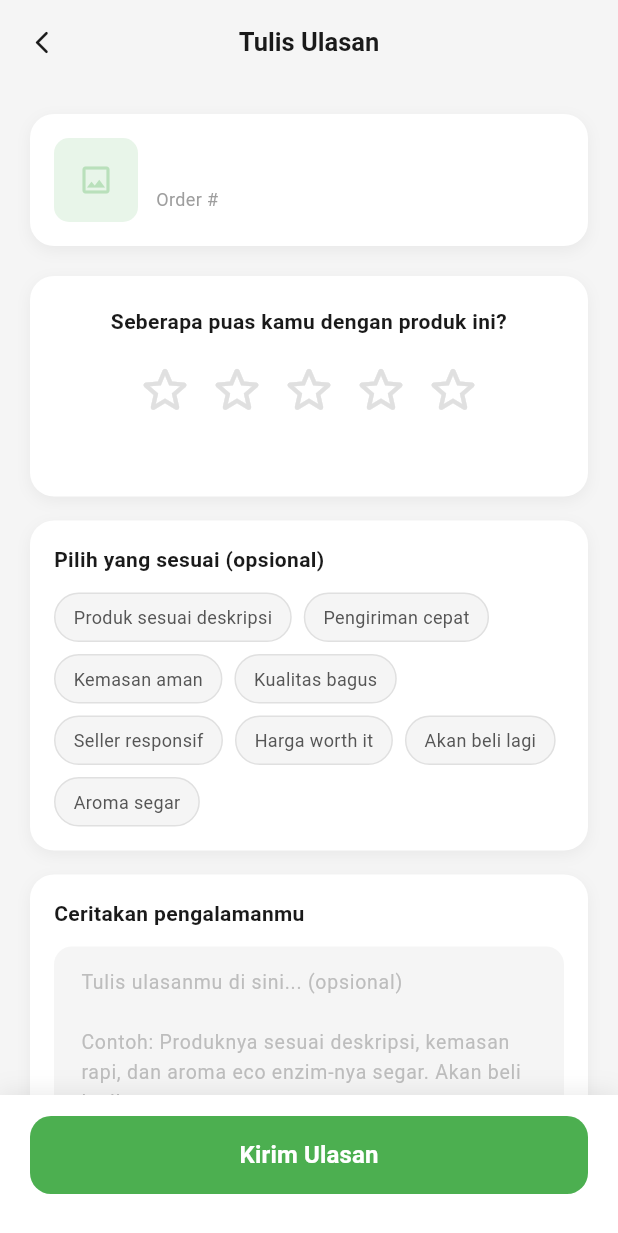
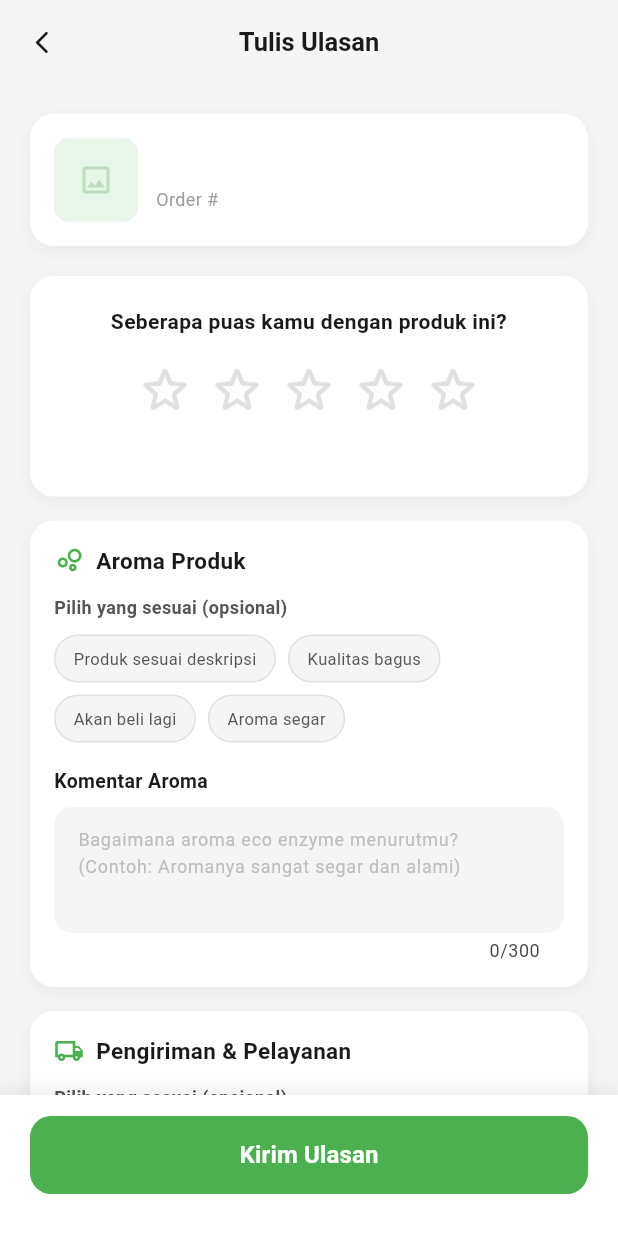
Before and after one commit to leoafif13/EnzyLife, a Flutter app: the UlasanScreen screen opened directly with empty values, on a phone screen of 412 x 824 dp. Shown: the top 1233 px of the screen. Run offline on Flutter 3.47's test engine with Material 3 defaults, Android fonts, the phone set to English and light mode, and no system bars; our stand-ins replace shared_preferences, youtube_player_iframe; missing offline and left inert: dart:js; accounts and stored records are empty.

Commit message:
fix feat ulasan

```diff
--- a/EnzyLife_Flutter/lib/profil/detail_riwayat_belanja_page.dart
+++ b/EnzyLife_Flutter/lib/profil/detail_riwayat_belanja_page.dart
@@ -305,6 +305,7 @@ class _DetailRiwayatBelanjaPageState extends State<DetailRiwayatBelanjaPage> {
                           existingRating: item.existingRating,
                           existingComment: item.existingComment,
                           existingTags: item.existingTags,
+                          isPickup: _order.metodePembayaran == 'COD' && _order.jenisCod == 'AMBIL_TEMPAT',
                         ),
                       ),
                     );
@@ -327,7 +328,7 @@ class _DetailRiwayatBelanjaPageState extends State<DetailRiwayatBelanjaPage> {
                   shape: RoundedRectangleBorder(borderRadius: BorderRadius.circular(12)),
                 ),
                 child: Text(
-                    _order.items.every((item) => item.isReviewed) ? 'Ubah Ulasan' : 'Beri Ulasan',
+                    _order.items.every((item) => item.isReviewed) ? 'Lihat Ulasan' : 'Beri Ulasan',
                     style: const TextStyle(fontSize: 13, fontWeight: FontWeight.w600)),
               ),
             ),
@@ -805,6 +806,7 @@ class _DetailRiwayatBelanjaPageState extends State<DetailRiwayatBelanjaPage> {
                                           existingRating: item.existingRating,
                                           existingComment: item.existingComment,
                                           existingTags: item.existingTags,
+                                          isPickup: order.metodePembayaran == 'COD' && order.jenisCod == 'AMBIL_TEMPAT',
                                         ),
                                       ),
                                     );
@@ -819,7 +821,7 @@ class _DetailRiwayatBelanjaPageState extends State<DetailRiwayatBelanjaPage> {
                                     shape: RoundedRectangleBorder(borderRadius: BorderRadius.circular(10)),
                                   ),
                                   child: const Text(
-                                    'Ubah',
+                                    'Lihat',
                                     style: TextStyle(fontSize: 12, fontWeight: FontWeight.w600),
                                   ),
                                 )
@@ -832,6 +834,7 @@ class _DetailRiwayatBelanjaPageState extends State<DetailRiwayatBelanjaPage> {
                                           productName: prod.name,
                                           orderId: order.id.toString(),
                                           productId: prod.id,
+                                          isPickup: order.metodePembayaran == 'COD' && order.jenisCod == 'AMBIL_TEMPAT',
                                         ),
                                       ),
                                     );
--- a/EnzyLife_Flutter/lib/profil/riwayat_belanja_page.dart
+++ b/EnzyLife_Flutter/lib/profil/riwayat_belanja_page.dart
@@ -499,6 +499,7 @@ class _OrderActions extends StatelessWidget {
                           existingRating: item.existingRating,
                           existingComment: item.existingComment,
                           existingTags: item.existingTags,
+                          isPickup: order.metodePembayaran == 'COD' && order.jenisCod == 'AMBIL_TEMPAT',
                         ),
                       ),
                     );
@@ -517,7 +518,7 @@ class _OrderActions extends StatelessWidget {
                   shape: RoundedRectangleBorder(borderRadius: BorderRadius.circular(10)),
                 ),
                 child: Text(
-                    order.items.every((item) => item.isReviewed) ? 'Ubah Ulasan' : 'Beri Ulasan',
+                    order.items.every((item) => item.isReviewed) ? 'Lihat Ulasan' : 'Beri Ulasan',
                     style: const TextStyle(fontSize: 13, fontWeight: FontWeight.w600)),
               ),
             ),
@@ -707,6 +708,7 @@ class _OrderActions extends StatelessWidget {
                                           existingRating: item.existingRating,
                                           existingComment: item.existingComment,
                                           existingTags: item.existingTags,
+                                          isPickup: order.metodePembayaran == 'COD' && order.jenisCod == 'AMBIL_TEMPAT',
                                         ),
                                       ),
                                     );
@@ -721,7 +723,7 @@ class _OrderActions extends StatelessWidget {
                                     shape: RoundedRectangleBorder(borderRadius: BorderRadius.circular(10)),
                                   ),
                                   child: const Text(
-                                    'Ubah',
+                                    'Lihat',
                                     style: TextStyle(fontSize: 12, fontWeight: FontWeight.w600),
                                   ),
                                 )
@@ -734,6 +736,7 @@ class _OrderActions extends StatelessWidget {
                                           productName: prod.name,
                                           orderId: order.id.toString(),
                                           productId: prod.id,
+                                          isPickup: order.metodePembayaran == 'COD' && order.jenisCod == 'AMBIL_TEMPAT',
                                         ),
                                       ),
                                     );
--- a/EnzyLife_Flutter/lib/profil/ulasan_page.dart
+++ b/EnzyLife_Flutter/lib/profil/ulasan_page.dart
@@ -10,6 +10,7 @@ class UlasanScreen extends StatefulWidget {
   final int? existingRating;
   final String? existingComment;
   final String? existingTags;
+  final bool isPickup;
 
   const UlasanScreen({
     super.key,
@@ -19,6 +20,7 @@ class UlasanScreen extends StatefulWidget {
     this.existingRating,
     this.existingComment,
     this.existingTags,
+    this.isPickup = false,
   });
 
   @override
@@ -28,8 +30,26 @@ class UlasanScreen extends StatefulWidget {
 class _UlasanScreenState extends State<UlasanScreen> {
   int _rating          = 0;
   bool _isLoading      = false;
-  final _ulasanCtrl    = TextEditingController();
-  final List<String>   _selectedTags = [];
+  final _komentarAromaCtrl = TextEditingController();
+  final _komentarPengirimanCtrl = TextEditingController();
+  final List<String>   _selectedAromaTags = [];
+  final List<String>   _selectedPengirimanTags = [];
+
+  bool get _isReadOnly => widget.existingRating != null;
+
+  // Tag cepat
+  static const _quickTagsAroma = [
+    'Produk sesuai deskripsi',
+    'Kualitas bagus',
+    'Akan beli lagi',
+    'Aroma segar',
+  ];
+
+  static const _quickTagsPengiriman = [
+    'Pengiriman cepat',
+    'Kemasan aman',
+    'Harga worth it',
+  ];
 
   @override
   void initState() {
@@ -38,31 +58,29 @@ class _UlasanScreenState extends State<UlasanScreen> {
       _rating = widget.existingRating!;
     }
     if (widget.existingComment != null) {
-      _ulasanCtrl.text = widget.existingComment!;
-    }
-    if (widget.existingTags != null && widget.existingTags!.isNotEmpty) {
-      final tags = widget.existingTags!.split(', ');
-      _selectedTags.addAll(tags.map((t) => t.trim()));
+      _komentarAromaCtrl.text = widget.existingComment!;
+      for (final tag in _quickTagsAroma) {
+        if (widget.existingComment!.contains(tag)) {
+          _selectedAromaTags.add(tag);
         }
       }
-
-  // Tag cepat
-  static const _quickTags = [
-    'Produk sesuai deskripsi',
-    'Pengiriman cepat',
-    'Kemasan aman',
-    'Kualitas bagus',
-    'Seller responsif',
-    'Harga worth it',
-    'Akan beli lagi',
-    'Aroma segar',
-  ];
+    }
+    if (!widget.isPickup && widget.existingTags != null) {
+      _komentarPengirimanCtrl.text = widget.existingTags!;
+      for (final tag in _quickTagsPengiriman) {
+        if (widget.existingTags!.contains(tag)) {
+          _selectedPengirimanTags.add(tag);
+        }
+      }
+    }
+  }
 
   static const _ratingLabels = ['', 'Sangat Buruk', 'Buruk', 'Cukup', 'Bagus', 'Sangat Bagus'];
 
   @override
   void dispose() {
-    _ulasanCtrl.dispose();
+    _komentarAromaCtrl.dispose();
+    _komentarPengirimanCtrl.dispose();
     super.dispose();
   }
 
@@ -79,17 +97,32 @@ class _UlasanScreenState extends State<UlasanScreen> {
       return;
     }
 
-    final reviewText = _ulasanCtrl.text.trim();
-    if (reviewText.isEmpty || reviewText.length < 3) {
+    final komentarAromaText = _komentarAromaCtrl.text.trim();
+    String finalAroma = komentarAromaText;
+    if (_selectedAromaTags.isNotEmpty) {
+      final tagsStr = _selectedAromaTags.join(', ');
+      finalAroma = finalAroma.isNotEmpty ? '$finalAroma ($tagsStr)' : tagsStr;
+    }
+
+    if (finalAroma.isEmpty || finalAroma.length < 3) {
       ScaffoldMessenger.of(context).showSnackBar(
         SnackBar(
-          content: const Text('Tulis ulasan minimal 3 karakter'),
+          content: const Text('Tulis komentar aroma minimal 3 karakter'),
           backgroundColor: Colors.red[400],
           behavior: SnackBarBehavior.floating,
           shape: RoundedRectangleBorder(borderRadius: BorderRadius.circular(12)),
         ),
       );
       return;
+    }
+
+    String finalPengiriman = '';
+    if (!widget.isPickup) {
+      finalPengiriman = _komentarPengirimanCtrl.text.trim();
+      if (_selectedPengirimanTags.isNotEmpty) {
+        final tagsStr = _selectedPengirimanTags.join(', ');
+        finalPengiriman = finalPengiriman.isNotEmpty ? '$finalPengiriman ($tagsStr)' : tagsStr;
+      }
     }
 
     setState(() => _isLoading = true);
@@ -108,14 +141,12 @@ class _UlasanScreenState extends State<UlasanScreen> {
       return;
     }
 
-    final komentarPengiriman = _selectedTags.isNotEmpty ? _selectedTags.join(', ') : null;
-
     final response = await ApiService.submitReview(
       orderId: orderIdInt,
       productId: widget.productId,
       rating: _rating,
-      komentarAroma: reviewText,
-      komentarPengiriman: komentarPengiriman,
+      komentarAroma: finalAroma,
+      komentarPengiriman: finalPengiriman.isNotEmpty ? finalPengiriman : null,
     );
 
     setState(() => _isLoading = false);
@@ -183,7 +214,7 @@ class _UlasanScreenState extends State<UlasanScreen> {
   Widget build(BuildContext context) {
     return Scaffold(
       backgroundColor: AppColors.bgPage,
-      appBar: const SubPageAppBar(title: 'Tulis Ulasan'),
+      appBar: SubPageAppBar(title: _isReadOnly ? 'Detail Ulasan' : 'Tulis Ulasan'),
       body: Column(
         children: [
           Expanded(
@@ -254,7 +285,7 @@ class _UlasanScreenState extends State<UlasanScreen> {
                           children: List.generate(5, (i) {
                             final star = i + 1;
                             return GestureDetector(
-                              onTap: () => setState(() => _rating = star),
+                              onTap: _isReadOnly ? null : () => setState(() => _rating = star),
                               child: Padding(
                                 padding: const EdgeInsets.symmetric(horizontal: 4),
                                 child: AnimatedScale(
@@ -290,7 +321,7 @@ class _UlasanScreenState extends State<UlasanScreen> {
 
                   const SizedBox(height: 16),
 
-                  // ── Tag cepat ───────────────────────
+                  // ── SEKSI 1: AROMA ─────────────────────
                   Container(
                     width: double.infinity,
                     padding: const EdgeInsets.all(16),
@@ -302,18 +333,31 @@ class _UlasanScreenState extends State<UlasanScreen> {
                     child: Column(
                       crossAxisAlignment: CrossAxisAlignment.start,
                       children: [
+                        const Row(
+                          children: [
+                            Icon(Icons.bubble_chart_outlined, color: AppColors.green500, size: 20),
+                            SizedBox(width: 8),
+                            Text('Aroma Produk',
+                                style: TextStyle(fontSize: 15, fontWeight: FontWeight.w700,
+                                    color: AppColors.text1)),
+                          ],
+                        ),
+                        const SizedBox(height: 12),
                         const Text('Pilih yang sesuai (opsional)',
-                            style: TextStyle(fontSize: 14, fontWeight: FontWeight.w600,
-                                color: AppColors.text1)),
-                        const SizedBox(height: 12),
+                            style: TextStyle(fontSize: 12, fontWeight: FontWeight.w600,
+                                color: AppColors.text2)),
+                        const SizedBox(height: 10),
                         Wrap(
                           spacing: 8, runSpacing: 8,
-                          children: _quickTags.map((tag) {
-                            final selected = _selectedTags.contains(tag);
+                          children: _quickTagsAroma.map((tag) {
+                            final selected = _selectedAromaTags.contains(tag);
                             return GestureDetector(
-                              onTap: () => setState(() {
-                                if (selected) _selectedTags.remove(tag);
-                                else _selectedTags.add(tag);
+                              onTap: _isReadOnly ? null : () => setState(() {
+                                if (selected) {
+                                  _selectedAromaTags.remove(tag);
+                                } else {
+                                  _selectedAromaTags.add(tag);
+                                }
                               }),
                               child: AnimatedContainer(
                                 duration: const Duration(milliseconds: 150),
@@ -329,7 +373,7 @@ class _UlasanScreenState extends State<UlasanScreen> {
                                 ),
                                 child: Text(tag,
                                     style: TextStyle(
-                                      fontSize: 12,
+                                      fontSize: 11,
                                       fontWeight: selected
                                           ? FontWeight.w600 : FontWeight.w400,
                                       color: selected ? Colors.white : AppColors.text2,
@@ -338,14 +382,44 @@ class _UlasanScreenState extends State<UlasanScreen> {
                             );
                           }).toList(),
                         ),
+                        const SizedBox(height: 16),
+                        const Text('Komentar Aroma',
+                            style: TextStyle(fontSize: 13, fontWeight: FontWeight.w600,
+                                color: AppColors.text1)),
+                        const SizedBox(height: 8),
+                        TextField(
+                          controller: _komentarAromaCtrl,
+                          maxLines: 3,
+                          maxLength: 300,
+                          readOnly: _isReadOnly,
+                          enabled: !_isReadOnly,
+                          style: const TextStyle(fontSize: 13, color: AppColors.text1),
+                          decoration: InputDecoration(
+                            hintText: 'Bagaimana aroma eco enzyme menurutmu?\n(Contoh: Aromanya sangat segar dan alami)',
+                            hintStyle: TextStyle(color: Colors.grey[400],
+                                fontSize: 12, height: 1.5),
+                            filled: true,
+                            fillColor: AppColors.bgPage,
+                            contentPadding: const EdgeInsets.all(12),
+                            border: OutlineInputBorder(
+                                borderRadius: BorderRadius.circular(12),
+                                borderSide: BorderSide.none),
+                            focusedBorder: OutlineInputBorder(
+                                borderRadius: BorderRadius.circular(12),
+                                borderSide: const BorderSide(
+                                    color: AppColors.green500, width: 1.5)),
+                          ),
+                        ),
                       ],
                     ),
                   ),
 
+                  if (!widget.isPickup) ...[
                     const SizedBox(height: 16),
 
-                  // ── Tulis ulasan ────────────────────
+                    // ── SEKSI 2: PENGIRIMAN ─────────────────
                     Container(
+                      width: double.infinity,
                       padding: const EdgeInsets.all(16),
                       decoration: BoxDecoration(
                         color: AppColors.bgCard,
@@ -355,22 +429,74 @@ class _UlasanScreenState extends State<UlasanScreen> {
                       child: Column(
                         crossAxisAlignment: CrossAxisAlignment.start,
                         children: [
-                        const Text('Ceritakan pengalamanmu',
-                            style: TextStyle(fontSize: 14, fontWeight: FontWeight.w600,
+                          const Row(
+                            children: [
+                              Icon(Icons.local_shipping_outlined, color: AppColors.green500, size: 20),
+                              SizedBox(width: 8),
+                              Text('Pengiriman & Pelayanan',
+                                  style: TextStyle(fontSize: 15, fontWeight: FontWeight.w700,
                                       color: AppColors.text1)),
+                            ],
+                          ),
                           const SizedBox(height: 12),
+                          const Text('Pilih yang sesuai (opsional)',
+                              style: TextStyle(fontSize: 12, fontWeight: FontWeight.w600,
+                                  color: AppColors.text2)),
+                          const SizedBox(height: 10),
+                          Wrap(
+                            spacing: 8, runSpacing: 8,
+                            children: _quickTagsPengiriman.map((tag) {
+                              final selected = _selectedPengirimanTags.contains(tag);
+                              return GestureDetector(
+                                onTap: _isReadOnly ? null : () => setState(() {
+                                  if (selected) {
+                                    _selectedPengirimanTags.remove(tag);
+                                  } else {
+                                    _selectedPengirimanTags.add(tag);
+                                  }
+                                }),
+                                child: AnimatedContainer(
+                                  duration: const Duration(milliseconds: 150),
+                                  padding: const EdgeInsets.symmetric(
+                                      horizontal: 12, vertical: 7),
+                                  decoration: BoxDecoration(
+                                    color: selected ? AppColors.green500 : AppColors.bgPage,
+                                    borderRadius: BorderRadius.circular(20),
+                                    border: Border.all(
+                                      color: selected ? AppColors.green500 : AppColors.border,
+                                      width: selected ? 1.5 : 1,
+                                    ),
+                                  ),
+                                  child: Text(tag,
+                                      style: TextStyle(
+                                        fontSize: 11,
+                                        fontWeight: selected
+                                            ? FontWeight.w600 : FontWeight.w400,
+                                        color: selected ? Colors.white : AppColors.text2,
+                                      )),
+                                ),
+                              );
+                            }).toList(),
+                          ),
+                          const SizedBox(height: 16),
+                          const Text('Komentar Pengiriman & Pelayanan',
+                              style: TextStyle(fontSize: 13, fontWeight: FontWeight.w600,
+                                  color: AppColors.text1)),
+                          const SizedBox(height: 8),
                           TextField(
-                          controller: _ulasanCtrl,
-                          maxLines: 5,
-                          maxLength: 500,
+                            controller: _komentarPengirimanCtrl,
+                            maxLines: 3,
+                            maxLength: 300,
+                            readOnly: _isReadOnly,
+                            enabled: !_isReadOnly,
                             style: const TextStyle(fontSize: 13, color: AppColors.text1),
                             decoration: InputDecoration(
-                            hintText: 'Tulis ulasanmu di sini... (opsional)\n\nContoh: Produknya sesuai deskripsi, kemasan rapi, dan aroma eco enzim-nya segar. Akan beli lagi!',
+                              hintText: 'Bagaimana kecepatan pengiriman, kemasan, atau respon seller?\n(Contoh: Kemasan sangat aman dengan bubble wrap, pengiriman cepat)',
                               hintStyle: TextStyle(color: Colors.grey[400],
-                                fontSize: 13, height: 1.5),
+                                  fontSize: 12, height: 1.5),
                               filled: true,
                               fillColor: AppColors.bgPage,
-                            contentPadding: const EdgeInsets.all(14),
+                              contentPadding: const EdgeInsets.all(12),
                               border: OutlineInputBorder(
                                   borderRadius: BorderRadius.circular(12),
                                   borderSide: BorderSide.none),
@@ -380,40 +506,12 @@ class _UlasanScreenState extends State<UlasanScreen> {
                                       color: AppColors.green500, width: 1.5)),
                             ),
                           ),
-
-                        const SizedBox(height: 12),
-
-                        // Upload foto placeholder
-                        GestureDetector(
-                          onTap: () {}, // TODO: image picker
-                          child: Container(
-                            width: double.infinity,
-                            padding: const EdgeInsets.symmetric(vertical: 14),
-                            decoration: BoxDecoration(
-                              color: AppColors.bgPage,
-                              borderRadius: BorderRadius.circular(12),
-                              border: Border.all(
-                                  color: AppColors.border,
-                                  style: BorderStyle.solid),
-                            ),
-                            child: Column(
-                              children: [
-                                Icon(Icons.add_photo_alternate_outlined,
-                                    size: 28, color: Colors.grey[400]),
-                                const SizedBox(height: 6),
-                                Text('Tambah Foto (opsional)',
-                                    style: TextStyle(fontSize: 12,
-                                        color: Colors.grey[500])),
-                                Text('Maks. 3 foto, format JPG/PNG',
-                                    style: TextStyle(fontSize: 11,
-                                        color: Colors.grey[400])),
                         ],
                       ),
                     ),
-                        ),
                   ],
-                    ),
-                  ),
+
+
                 ],
               ),
             ),
@@ -431,9 +529,9 @@ class _UlasanScreenState extends State<UlasanScreen> {
               width: double.infinity,
               height: 52,
               child: ElevatedButton(
-                onPressed: _isLoading ? null : _kirim,
+                onPressed: _isLoading ? null : (_isReadOnly ? () => Navigator.of(context).pop() : _kirim),
                 style: ElevatedButton.styleFrom(
-                  backgroundColor: AppColors.green500,
+                  backgroundColor: _isReadOnly ? Colors.grey[500] : AppColors.green500,
                   foregroundColor: Colors.white,
                   disabledBackgroundColor: AppColors.green500.withOpacity(0.5),
                   elevation: 0,
@@ -444,8 +542,8 @@ class _UlasanScreenState extends State<UlasanScreen> {
                     ? const SizedBox(width: 22, height: 22,
                         child: CircularProgressIndicator(strokeWidth: 2.5,
                             color: Colors.white))
-                    : const Text('Kirim Ulasan',
-                        style: TextStyle(fontSize: 16, fontWeight: FontWeight.w700)),
+                    : Text(_isReadOnly ? 'Ulasan Telah Dikirim (Kembali)' : 'Kirim Ulasan',
+                        style: const TextStyle(fontSize: 16, fontWeight: FontWeight.w700)),
               ),
             ),
           ),
```
Also changed, not shown: 1 other file. Lines whose indentation alone changed are shown as unchanged.
